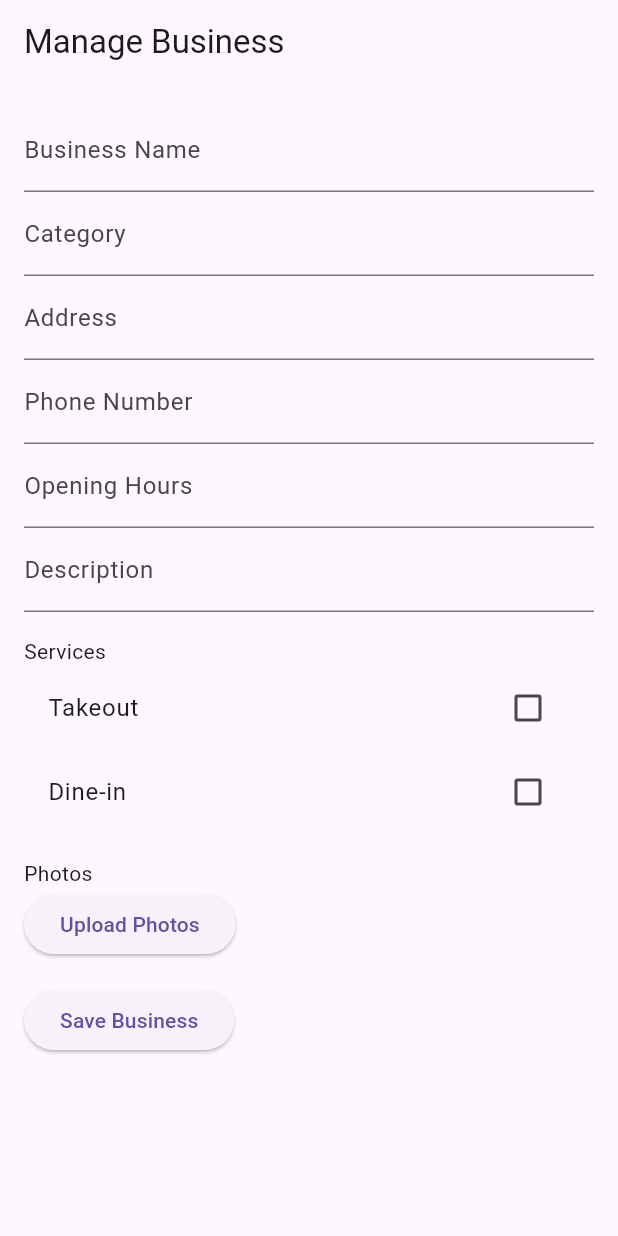
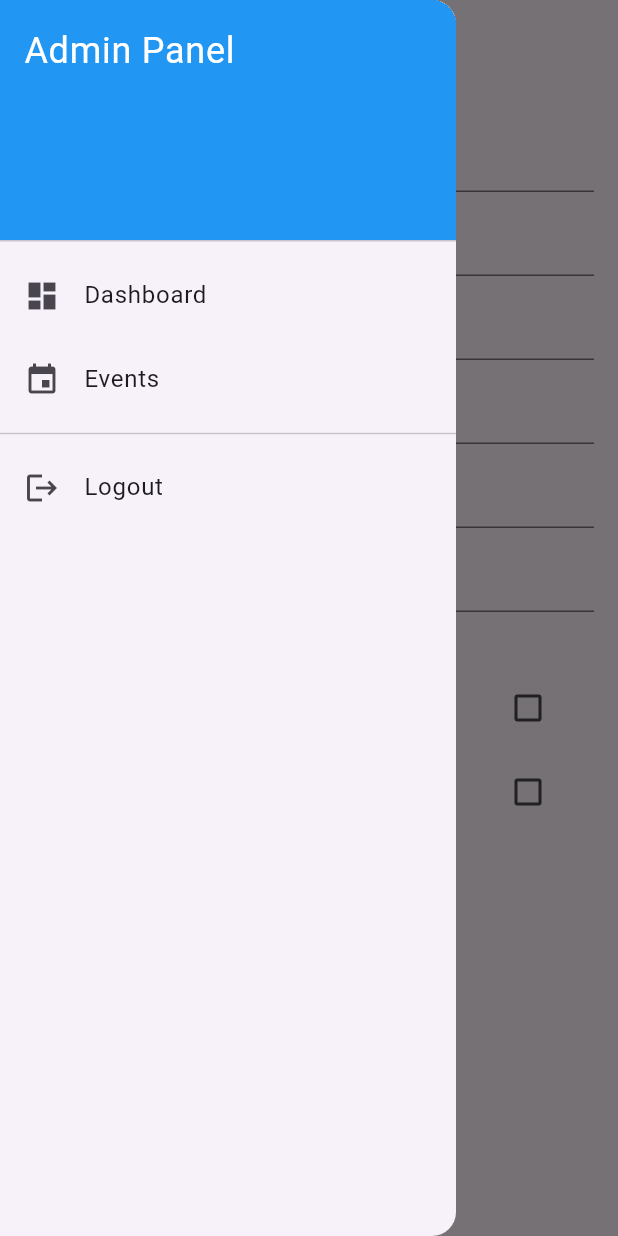
Before and after one commit to JoeMGL/mytown-admin-panel, a Flutter app: the BusinessPage screen opened by its route, with the side drawer open (before the commit the screen has no drawer), on a phone screen of 412 x 824 dp. Run offline on Flutter 3.47's test engine with Material 3 defaults, Android fonts, the phone set to English and light mode, and no system bars; our stand-ins replace cloud_firestore, firebase_auth, firebase_core, firebase_storage, go_router, image_picker; accounts and stored records are empty; network calls fail.

Commit message:
add - side menu

```diff
--- a/lib/pages/business_page.dart
+++ b/lib/pages/business_page.dart
@@ -3,6 +3,9 @@ import 'package:cloud_firestore/cloud_firestore.dart';
 import 'package:image_picker/image_picker.dart';
 import 'dart:io';
 import 'package:firebase_storage/firebase_storage.dart';
+
+import '../services/auth_notifier.dart';
+import '../widgets/side_menu.dart';
 
 class BusinessPage extends StatefulWidget {
   const BusinessPage({super.key});
@@ -64,8 +67,10 @@ class _BusinessPageState extends State<BusinessPage> {
 
   @override
   Widget build(BuildContext context) {
+    final authNotifier = AuthNotifier();
     return Scaffold(
       appBar: AppBar(title: const Text('Manage Business')),
+      drawer: SideMenu(authNotifier: authNotifier),
       body: Padding(
         padding: const EdgeInsets.all(16.0),
         child: SingleChildScrollView(
--- a/lib/pages/dashboard_page.dart
+++ b/lib/pages/dashboard_page.dart
@@ -1,4 +1,5 @@
 import 'package:flutter/material.dart';
+import '../services/auth_notifier.dart';
 import '../widgets/side_menu.dart';
 
 class DashboardPage extends StatelessWidget {
@@ -6,9 +7,10 @@ class DashboardPage extends StatelessWidget {
 
   @override
   Widget build(BuildContext context) {
+    final authNotifier = AuthNotifier(); // ✅ Instantiate AuthNotifier
     return Scaffold(
       appBar: AppBar(title: const Text('Dashboard')),
-      drawer: const SideMenu(),
+      drawer: SideMenu(authNotifier: authNotifier), // ✅ Add the Sidebar Menu
       body: const Center(child: Text('Welcome to Admin Dashboard')),
     );
   }
--- a/lib/pages/events_page.dart
+++ b/lib/pages/events_page.dart
@@ -1,5 +1,6 @@
 import 'package:flutter/material.dart';
 import 'package:cloud_firestore/cloud_firestore.dart';
+import '../services/auth_notifier.dart';
 import '../widgets/side_menu.dart';
 
 class EventsPage extends StatefulWidget {
@@ -22,9 +23,10 @@ class _EventsPageState extends State<EventsPage> {
 
   @override
   Widget build(BuildContext context) {
+    final authNotifier = AuthNotifier(); // ✅ Instantiate AuthNotifier
     return Scaffold(
       appBar: AppBar(title: const Text('Manage Events')),
-      drawer: const SideMenu(),
+      drawer: SideMenu(authNotifier: authNotifier), // ✅ Add the Sidebar Menu
       body: Column(
         children: [
           Padding(
--- a/lib/pages/login_page.dart
+++ b/lib/pages/login_page.dart
@@ -31,7 +31,7 @@ class _LoginPageState extends State<LoginPage> {
       }
     } catch (e) {
       setState(() {
-        _errorMessage = "Login failed: ${e.toString()}";
+        _errorMessage = "Login failed!: ${e.toString()}";
       });
     }
   }
--- a/lib/services/auth_notifier.dart
+++ b/lib/services/auth_notifier.dart
@@ -1,10 +1,35 @@
+import 'package:flutter/widgets.dart';
 import 'package:firebase_auth/firebase_auth.dart';
-import 'package:flutter/widgets.dart';
+import 'package:cloud_firestore/cloud_firestore.dart';
 
 class AuthNotifier extends ChangeNotifier {
+  bool _isAdmin = false;
+  bool _isManager = false;
+
+  bool get isAdmin => _isAdmin;
+  bool get isManager => _isManager;
+
   AuthNotifier() {
-    FirebaseAuth.instance.authStateChanges().listen((User? user) {
-      notifyListeners(); // 🔹 Notify GoRouter when auth state changes
+    FirebaseAuth.instance.authStateChanges().listen((User? user) async {
+      if (user == null) {
+        _isAdmin = false;
+        _isManager = false;
+      } else {
+        await _checkUserRole(user.uid);
+      }
+      notifyListeners();
     });
   }
+
+  Future<void> _checkUserRole(String uid) async {
+    DocumentSnapshot userDoc = await FirebaseFirestore.instance.collection('users').doc(uid).get();
+    if (userDoc.exists) {
+      _isAdmin = userDoc['role'] == 'admin';
+      _isManager = userDoc['role'] == 'manager';
+    }
+  }
+
+  void signOut() {
+    // Add your sign-out logic here
+  }
 }
--- a/lib/widgets/side_menu.dart
+++ b/lib/widgets/side_menu.dart
@@ -1,11 +1,15 @@
 import 'package:flutter/material.dart';
 import 'package:go_router/go_router.dart';
+import '../services/auth_notifier.dart';
 
 class SideMenu extends StatelessWidget {
-  const SideMenu({super.key});
+  final AuthNotifier authNotifier;
+
+  const SideMenu({super.key, required this.authNotifier});
 
   @override
   Widget build(BuildContext context) {
+
     return Drawer(
       child: ListView(
         padding: EdgeInsets.zero,
@@ -15,20 +19,37 @@ class SideMenu extends StatelessWidget {
             child: Text('Admin Panel', style: TextStyle(color: Colors.white, fontSize: 24)),
           ),
           ListTile(
+            leading: const Icon(Icons.dashboard),
             title: const Text('Dashboard'),
             onTap: () => context.go('/'),
           ),
+          if (authNotifier.isAdmin || authNotifier.isManager) ...[
             ListTile(
+              leading: const Icon(Icons.business),
               title: const Text('Businesses'),
               onTap: () => context.go('/businesses'),
             ),
+          ],
+          if (authNotifier.isAdmin) ...[
             ListTile(
+              leading: const Icon(Icons.people),
               title: const Text('Users'),
               onTap: () => context.go('/users'),
             ),
+          ],
           ListTile(
+            leading: const Icon(Icons.event),
             title: const Text('Events'),
             onTap: () => context.go('/events'),
+          ),
+          const Divider(),
+          ListTile(
+            leading: const Icon(Icons.logout),
+            title: const Text('Logout'),
+            onTap: () {
+              authNotifier.signOut();
+              context.go('/login');
+            },
           ),
         ],
       ),
```
Also changed, not shown: lib/pages/users_page.dart (+104 -3 lines), lib/router.dart (+16 -36 lines). Lines whose indentation alone changed are shown as unchanged.
